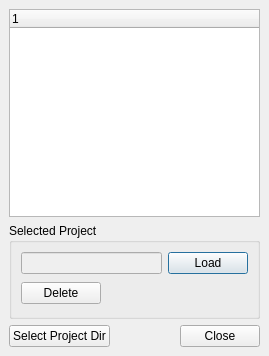
The window that src/traverso/ui/OpenProjectDialog.ui (ErwanLegrand/Traverso-DAW) describes before a commit, drawn with Qt 5.
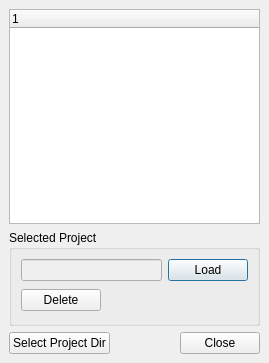
The same window after the commit.

The edit to the form file:
```diff
--- a/src/traverso/ui/OpenProjectDialog.ui
+++ b/src/traverso/ui/OpenProjectDialog.ui
@@ -1,26 +1,38 @@
 <ui version="4.0" >
  <class>OpenProjectDialog</class>
- <widget class="QDialog" name="OpenProjectDialog" >
-  <property name="geometry" >
+ <widget class="QDialog" name="OpenProjectDialog">
+  <property name="geometry">
    <rect>
     <x>0</x>
     <y>0</y>
     <width>269</width>
-    <height>356</height>
+    <height>363</height>
    </rect>
   </property>
-  <property name="windowTitle" >
+  <property name="sizePolicy">
+   <sizepolicy hsizetype="Expanding" vsizetype="Expanding">
+    <horstretch>0</horstretch>
+    <verstretch>0</verstretch>
+   </sizepolicy>
+  </property>
+  <property name="windowTitle">
    <string>Open Project</string>
   </property>
-  <layout class="QVBoxLayout" >
-   <property name="margin" >
-    <number>9</number>
-   </property>
-   <property name="spacing" >
+  <layout class="QVBoxLayout">
+   <property name="spacing">
     <number>6</number>
    </property>
+   <property name="margin">
+    <number>9</number>
+   </property>
    <item>
-    <widget class="QTreeWidget" name="projectListView" />
+    <widget class="QTreeWidget" name="projectListView">
+     <column>
+      <property name="text">
+       <string notr="true">1</string>
+      </property>
+     </column>
+    </widget>
    </item>
    <item>
     <widget class="QGroupBox" name="groupBox_2" >
@@ -33,30 +45,28 @@
      <property name="title" >
       <string>Selected Project</string>
      </property>
-     <layout class="QVBoxLayout" >
-      <property name="margin" >
-       <number>9</number>
-      </property>
-      <property name="spacing" >
+     <layout class="QVBoxLayout">
+      <property name="spacing">
        <number>6</number>
       </property>
+      <property name="margin">
+       <number>9</number>
+      </property>
       <item>
-       <layout class="QHBoxLayout" >
-        <property name="margin" >
-         <number>0</number>
-        </property>
-        <property name="spacing" >
+       <layout class="QHBoxLayout">
+        <property name="spacing">
          <number>6</number>
         </property>
+        <property name="margin">
+         <number>0</number>
+        </property>
         <item>
          <widget class="QLineEdit" name="selectedProjectName" >
           <property name="enabled" >
            <bool>false</bool>
           </property>
-          <property name="sizePolicy" >
-           <sizepolicy>
-            <hsizetype>7</hsizetype>
-            <vsizetype>0</vsizetype>
+          <property name="sizePolicy">
+           <sizepolicy hsizetype="Expanding" vsizetype="Fixed">
             <horstretch>1</horstretch>
             <verstretch>0</verstretch>
            </sizepolicy>
@@ -85,13 +95,13 @@
        </layout>
       </item>
       <item>
-       <layout class="QHBoxLayout" >
-        <property name="margin" >
-         <number>0</number>
-        </property>
-        <property name="spacing" >
+       <layout class="QHBoxLayout">
+        <property name="spacing">
          <number>6</number>
         </property>
+        <property name="margin">
+         <number>0</number>
+        </property>
         <item>
          <widget class="QPushButton" name="deleteProjectbutton" >
           <property name="text" >
@@ -118,13 +128,13 @@
     </widget>
    </item>
    <item>
-    <layout class="QHBoxLayout" >
-     <property name="margin" >
-      <number>0</number>
-     </property>
-     <property name="spacing" >
+    <layout class="QHBoxLayout">
+     <property name="spacing">
       <number>6</number>
      </property>
+     <property name="margin">
+      <number>0</number>
+     </property>
      <item>
       <widget class="QPushButton" name="projectDirSelectButton" >
        <property name="text" >
```
Left out of the diff: 49 changed lines with no effect on the pictures.
